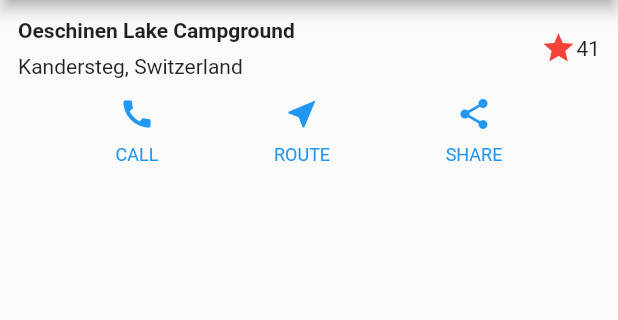
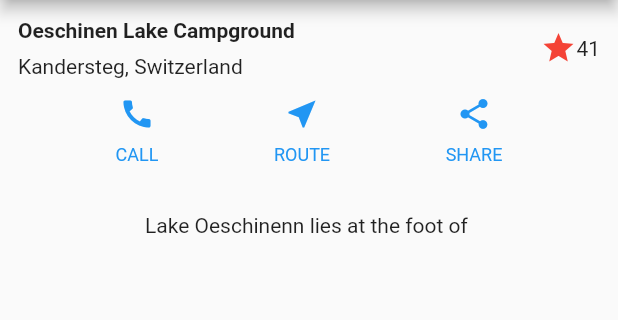
Before and after one commit to asariakevin/flutter-layout-demo, a Flutter app: the screen it shows after launch, on a phone screen of 412 x 824 dp, the part 84-404 px from its top. Run offline on Flutter 3.47's test engine with Material 2 defaults, Android fonts, the phone set to English and light mode, and no system bars.

```diff
--- a/lib/main.dart
+++ b/lib/main.dart
@@ -100,7 +100,8 @@ class _MyHomePageState extends State<MyHomePage> {
 
   static Color color = Colors.blue;
 
-  Widget buttonSection = Container(
+  Widget buttonSection = Container
+    (
     child: Row(
       mainAxisAlignment: MainAxisAlignment.spaceEvenly,
       children: <Widget>[
@@ -111,6 +112,13 @@ class _MyHomePageState extends State<MyHomePage> {
     ),
   );
 
+  Widget textSection = Container(
+    padding: const EdgeInsets.all(32),
+    child: Text(
+      'Lake Oeschinenn lies at the foot of ',
+      softWrap: true,
+    ),
+  );
   @override
   Widget build(BuildContext context) {
     return Scaffold(
@@ -126,7 +134,8 @@ class _MyHomePageState extends State<MyHomePage> {
 
           children: <Widget>[
             titleSection,
-            buttonSection
+            buttonSection,
+            textSection
           ],
         ),
       ),
```
